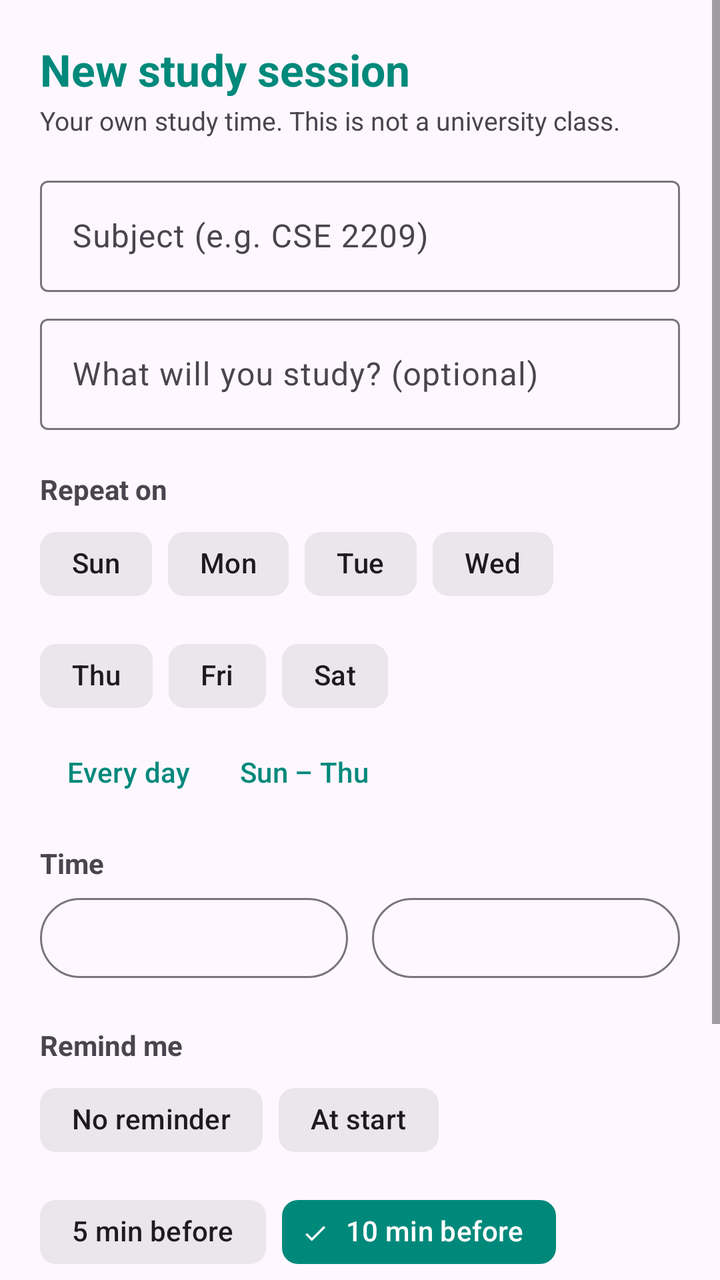
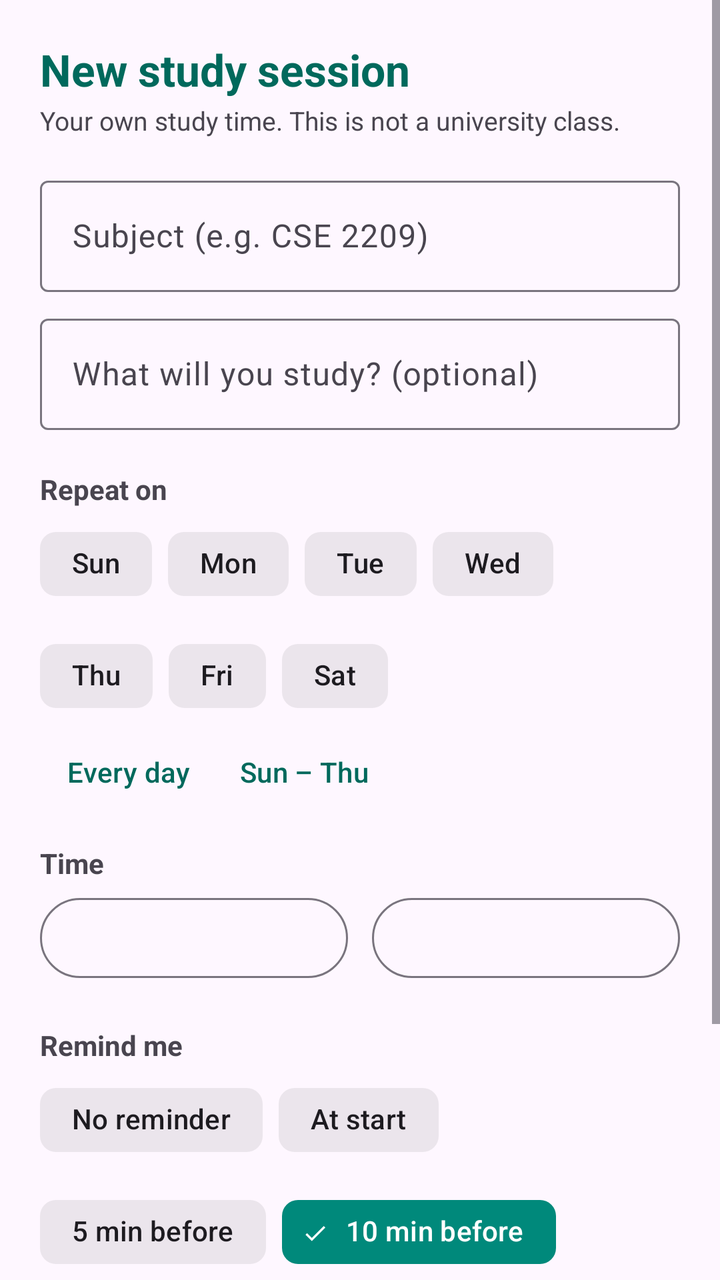

Two renders of the same Android screen: before a commit and after it. Below are the layout's source before the change and the commit's diff.
<!-- AndroidManifest.xml: application theme Theme.CampusCompanion -->
<!-- res/layout/activity_add_study.xml -->
<?xml version="1.0" encoding="utf-8"?>
<ScrollView xmlns:android="http://schemas.android.com/apk/res/android"
    xmlns:app="http://schemas.android.com/apk/res-auto"
    android:layout_width="match_parent"
    android:layout_height="match_parent"
    android:fillViewport="true">

    <LinearLayout
        android:layout_width="match_parent"
        android:layout_height="wrap_content"
        android:orientation="vertical"
        android:padding="20dp">

        <TextView
            android:id="@+id/tvTitle"
            android:layout_width="match_parent"
            android:layout_height="wrap_content"
            android:text="New study session"
            android:textColor="@color/study_teal"
            android:textSize="22sp"
            android:textStyle="bold" />

        <TextView
            android:layout_width="match_parent"
            android:layout_height="wrap_content"
            android:layout_marginTop="2dp"
            android:layout_marginBottom="16dp"
            android:text="Your own study time. This is not a university class."
            android:textColor="?attr/colorOnSurfaceVariant"
            android:textSize="13sp" />

        <com.google.android.material.textfield.TextInputLayout
            android:id="@+id/tilSubject"
            android:layout_width="match_parent"
            android:layout_height="wrap_content"
            android:hint="Subject (e.g. CSE 2209)">

            <com.google.android.material.textfield.TextInputEditText
                android:id="@+id/etSubject"
                android:layout_width="match_parent"
                android:layout_height="wrap_content"
                android:inputType="textCapWords" />
        </com.google.android.material.textfield.TextInputLayout>

        <com.google.android.material.textfield.TextInputLayout
            android:id="@+id/tilTopic"
            android:layout_width="match_parent"
            android:layout_height="wrap_content"
            android:layout_marginTop="8dp"
            android:hint="What will you study? (optional)">

            <com.google.android.material.textfield.TextInputEditText
                android:id="@+id/etTopic"
                android:layout_width="match_parent"
                android:layout_height="wrap_content"
                android:inputType="textCapSentences" />
        </com.google.android.material.textfield.TextInputLayout>

        <TextView
            android:layout_width="wrap_content"
            android:layout_height="wrap_content"
            android:layout_marginTop="20dp"
            android:text="Repeat on"
            android:textStyle="bold" />

        <com.google.android.material.chip.ChipGroup
            android:id="@+id/chipDays"
            android:layout_width="match_parent"
            android:layout_height="wrap_content"
            android:layout_marginTop="4dp">
                <com.google.android.material.chip.Chip
                    android:id="@+id/chipSun"
                    style="@style/Widget.Material3.Chip.Filter"
                    android:layout_width="wrap_content"
                    android:layout_height="wrap_content"
                    android:text="Sun"
                    android:textColor="@color/study_chip_text"
                    app:checkedIconTint="@android:color/white"
                    app:chipBackgroundColor="@color/study_chip_bg"
                    app:chipStrokeWidth="0dp" />
                <com.google.android.material.chip.Chip
                    android:id="@+id/chipMon"
                    style="@style/Widget.Material3.Chip.Filter"
                    android:layout_width="wrap_content"
                    android:layout_height="wrap_content"
                    android:text="Mon"
                    android:textColor="@color/study_chip_text"
                    app:checkedIconTint="@android:color/white"
                    app:chipBackgroundColor="@color/study_chip_bg"
                    app:chipStrokeWidth="0dp" />
                <com.google.android.material.chip.Chip
                    android:id="@+id/chipTue"
                    style="@style/Widget.Material3.Chip.Filter"
                    android:layout_width="wrap_content"
                    android:layout_height="wrap_content"
                    android:text="Tue"
                    android:textColor="@color/study_chip_text"
                    app:checkedIconTint="@android:color/white"
                    app:chipBackgroundColor="@color/study_chip_bg"
                    app:chipStrokeWidth="0dp" />
                <com.google.android.material.chip.Chip
                    android:id="@+id/chipWed"
                    style="@style/Widget.Material3.Chip.Filter"
                    android:layout_width="wrap_content"
                    android:layout_height="wrap_content"
                    android:text="Wed"
                    android:textColor="@color/study_chip_text"
                    app:checkedIconTint="@android:color/white"
                    app:chipBackgroundColor="@color/study_chip_bg"
                    app:chipStrokeWidth="0dp" />
                <com.google.android.material.chip.Chip
                    android:id="@+id/chipThu"
                    style="@style/Widget.Material3.Chip.Filter"
                    android:layout_width="wrap_content"
                    android:layout_height="wrap_content"
                    android:text="Thu"
                    android:textColor="@color/study_chip_text"
                    app:checkedIconTint="@android:color/white"
                    app:chipBackgroundColor="@color/study_chip_bg"
                    app:chipStrokeWidth="0dp" />
                <com.google.android.material.chip.Chip
                    android:id="@+id/chipFri"
                    style="@style/Widget.Material3.Chip.Filter"
                    android:layout_width="wrap_content"
                    android:layout_height="wrap_content"
                    android:text="Fri"
                    android:textColor="@color/study_chip_text"
                    app:checkedIconTint="@android:color/white"
                    app:chipBackgroundColor="@color/study_chip_bg"
                    app:chipStrokeWidth="0dp" />
                <com.google.android.material.chip.Chip
                    android:id="@+id/chipSat"
                    style="@style/Widget.Material3.Chip.Filter"
                    android:layout_width="wrap_content"
                    android:layout_height="wrap_content"
                    android:text="Sat"
                    android:textColor="@color/study_chip_text"
                    app:checkedIconTint="@android:color/white"
                    app:chipBackgroundColor="@color/study_chip_bg"
                    app:chipStrokeWidth="0dp" />
        </com.google.android.material.chip.ChipGroup>

        <LinearLayout
            android:layout_width="match_parent"
            android:layout_height="wrap_content"
            android:orientation="horizontal">

            <com.google.android.material.button.MaterialButton
                android:id="@+id/btnEveryDay"
                style="@style/Widget.Material3.Button.TextButton"
                android:layout_width="wrap_content"
                android:layout_height="wrap_content"
                android:text="Every day"
                android:textColor="@color/study_teal" />

            <com.google.android.material.button.MaterialButton
                android:id="@+id/btnSunThu"
                style="@style/Widget.Material3.Button.TextButton"
                android:layout_width="wrap_content"
                android:layout_height="wrap_content"
                android:text="Sun &#8211; Thu"
                android:textColor="@color/study_teal" />
        </LinearLayout>

        <TextView
            android:layout_width="wrap_content"
            android:layout_height="wrap_content"
            android:layout_marginTop="12dp"
            android:text="Time"
            android:textStyle="bold" />

        <LinearLayout
            android:layout_width="match_parent"
            android:layout_height="wrap_content"
            android:layout_marginTop="4dp"
            android:orientation="horizontal">

            <com.google.android.material.button.MaterialButton
                android:id="@+id/btnStart"
                style="@style/Widget.Material3.Button.OutlinedButton"
                android:layout_width="0dp"
                android:layout_height="wrap_content"
                android:layout_marginEnd="6dp"
                android:layout_weight="1" />

            <com.google.android.material.button.MaterialButton
                android:id="@+id/btnEnd"
                style="@style/Widget.Material3.Button.OutlinedButton"
                android:layout_width="0dp"
                android:layout_height="wrap_content"
                android:layout_marginStart="6dp"
                android:layout_weight="1" />
        </LinearLayout>

        <TextView
            android:layout_width="wrap_content"
            android:layout_height="wrap_content"
            android:layout_marginTop="20dp"
            android:text="Remind me"
            android:textStyle="bold" />

        <com.google.android.material.chip.ChipGroup
            android:id="@+id/chipsRemind"
            android:layout_width="match_parent"
            android:layout_height="wrap_content"
            android:layout_marginTop="4dp"
            app:selectionRequired="true"
            app:singleSelection="true">
                <com.google.android.material.chip.Chip
                    android:id="@+id/chipRNone"
                    style="@style/Widget.Material3.Chip.Filter"
                    android:layout_width="wrap_content"
                    android:layout_height="wrap_content"
                    android:text="No reminder"
                    android:textColor="@color/study_chip_text"
                    android:tag="-1"
                    app:checkedIconTint="@android:color/white"
                    app:chipBackgroundColor="@color/study_chip_bg"
                    app:chipStrokeWidth="0dp" />
                <com.google.android.material.chip.Chip
                    android:id="@+id/chipR0"
                    style="@style/Widget.Material3.Chip.Filter"
                    android:layout_width="wrap_content"
                    android:layout_height="wrap_content"
                    android:text="At start"
                    android:textColor="@color/study_chip_text"
                    android:tag="0"
                    app:checkedIconTint="@android:color/white"
                    app:chipBackgroundColor="@color/study_chip_bg"
                    app:chipStrokeWidth="0dp" />
                <com.google.android.material.chip.Chip
                    android:id="@+id/chipR5"
                    style="@style/Widget.Material3.Chip.Filter"
                    android:layout_width="wrap_content"
                    android:layout_height="wrap_content"
                    android:text="5 min before"
                    android:textColor="@color/study_chip_text"
                    android:tag="5"
                    app:checkedIconTint="@android:color/white"
                    app:chipBackgroundColor="@color/study_chip_bg"
                    app:chipStrokeWidth="0dp" />
                <com.google.android.material.chip.Chip
                    android:id="@+id/chipR10"
                    style="@style/Widget.Material3.Chip.Filter"
                    android:layout_width="wrap_content"
                    android:layout_height="wrap_content"
                    android:text="10 min before"
                    android:textColor="@color/study_chip_text"
                    android:tag="10"
                    android:checked="true"
                    app:checkedIconTint="@android:color/white"
                    app:chipBackgroundColor="@color/study_chip_bg"
                    app:chipStrokeWidth="0dp" />
                <com.google.android.material.chip.Chip
                    android:id="@+id/chipR15"
                    style="@style/Widget.Material3.Chip.Filter"
                    android:layout_width="wrap_content"
                    android:layout_height="wrap_content"
                    android:text="15 min before"
                    android:textColor="@color/study_chip_text"
                    android:tag="15"
                    app:checkedIconTint="@android:color/white"
                    app:chipBackgroundColor="@color/study_chip_bg"
                    app:chipStrokeWidth="0dp" />
                <com.google.android.material.chip.Chip
                    android:id="@+id/chipR30"
                    style="@style/Widget.Material3.Chip.Filter"
                    android:layout_width="wrap_content"
                    android:layout_height="wrap_content"
                    android:text="30 min before"
                    android:textColor="@color/study_chip_text"
                    android:tag="30"
                    app:checkedIconTint="@android:color/white"
                    app:chipBackgroundColor="@color/study_chip_bg"
                    app:chipStrokeWidth="0dp" />
        </com.google.android.material.chip.ChipGroup>

        <com.google.android.material.button.MaterialButton
            android:id="@+id/btnSave"
            android:layout_width="match_parent"
            android:layout_height="56dp"
            android:layout_marginTop="28dp"
            android:backgroundTint="@color/study_teal"
            android:text="Save study session"
            android:textColor="@android:color/white"
            app:cornerRadius="20dp" />
    </LinearLayout>
</ScrollView>
<!-- resources referenced by this layout -->
<resources>
  <color name="study_teal">#00897B</color>
  <style name="Theme.CampusCompanion" parent="Base.Theme.CampusCompanion" />
  <style name="Base.Theme.CampusCompanion" parent="Theme.Material3.DayNight.NoActionBar">
          
      </style>
</resources>

<!-- the commit's change to res/layout/activity_add_study.xml (unified diff, before → after) -->
@@ -16,7 +16,7 @@
             android:layout_width="match_parent"
             android:layout_height="wrap_content"
             android:text="New study session"
-            android:textColor="@color/study_teal"
+            android:textColor="@color/study_teal_text"
             android:textSize="22sp"
             android:textStyle="bold" />
 
@@ -151,7 +151,7 @@
                 android:layout_width="wrap_content"
                 android:layout_height="wrap_content"
                 android:text="Every day"
-                android:textColor="@color/study_teal" />
+                android:textColor="@color/study_teal_text" />
 
             <com.google.android.material.button.MaterialButton
                 android:id="@+id/btnSunThu"
@@ -159,7 +159,7 @@
                 android:layout_width="wrap_content"
                 android:layout_height="wrap_content"
                 android:text="Sun &#8211; Thu"
-                android:textColor="@color/study_teal" />
+                android:textColor="@color/study_teal_text" />
         </LinearLayout>
 
         <TextView
<!-- resource entries referenced after the edit -->
@@ -1,6 +1,7 @@
 <!-- resources referenced by this layout -->
 <resources>
   <color name="study_teal">#00897B</color>
+  <color name="study_teal_text">#00695C</color>
   <style name="Theme.CampusCompanion" parent="Base.Theme.CampusCompanion" />
   <style name="Base.Theme.CampusCompanion" parent="Theme.Material3.DayNight.NoActionBar">
           
